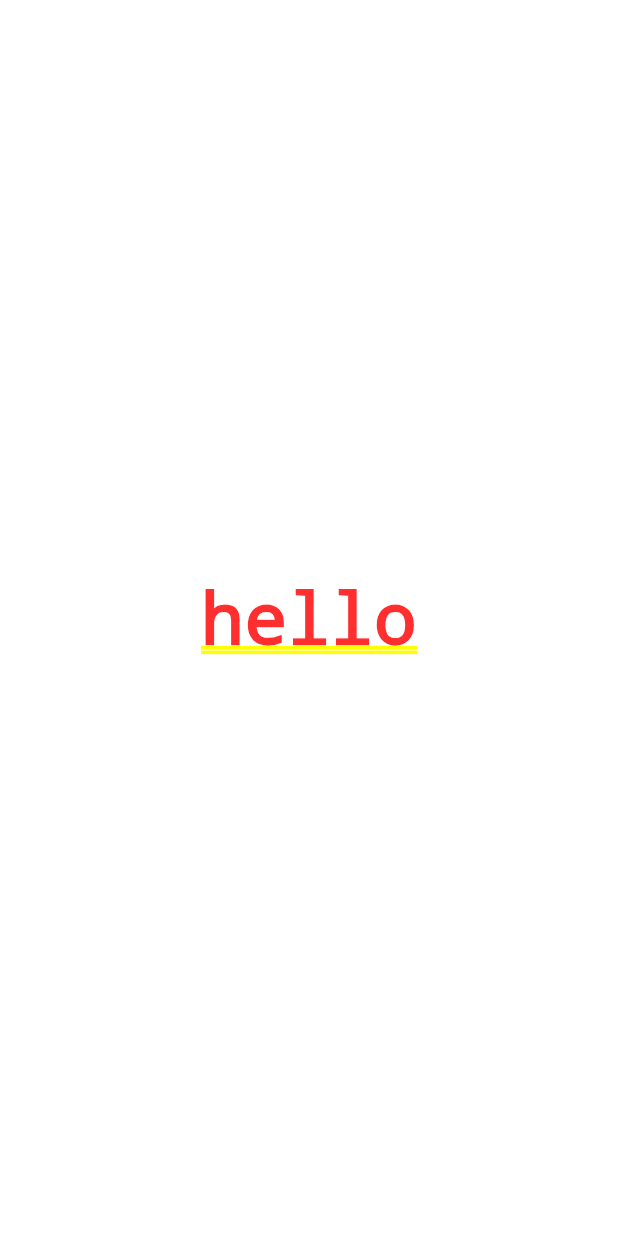
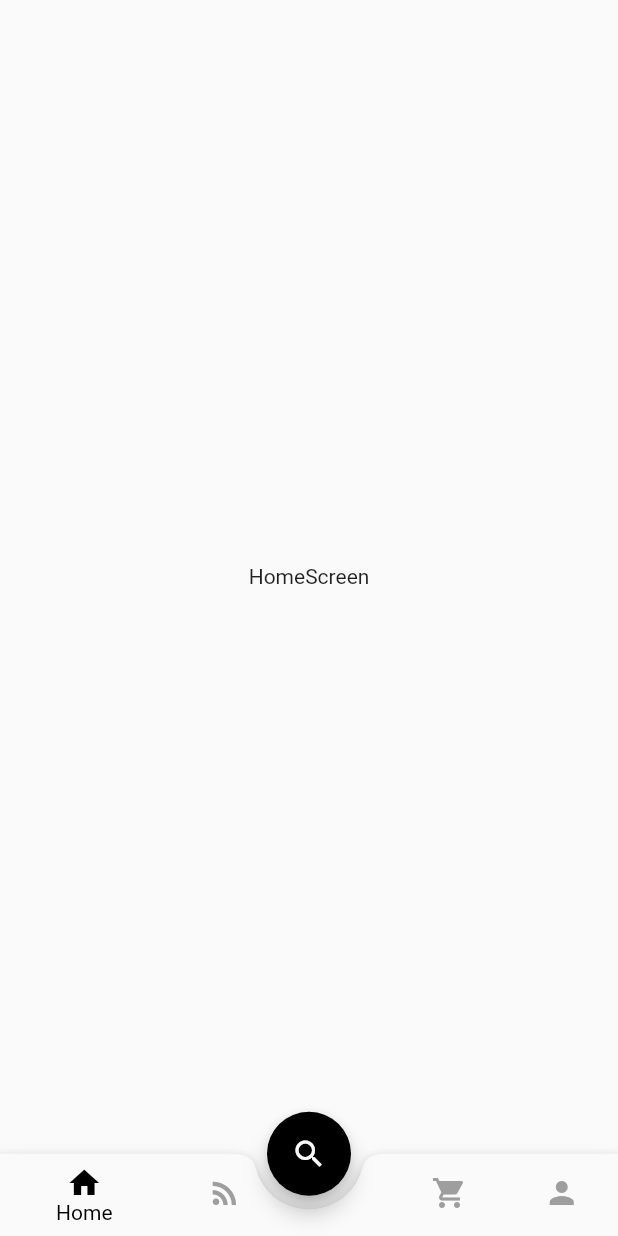
Before and after one commit to Megabyte-143/your_cart, a Flutter app: the screen it shows after launch, on a phone screen of 412 x 824 dp. Run offline on Flutter 3.47's test engine with Material 2 defaults, Android fonts, the phone set to English and light mode, and no system bars.

Commit message:
adding bottom bar

```diff
--- a/lib/main.dart
+++ b/lib/main.dart
@@ -1,4 +1,5 @@
 import 'package:flutter/material.dart';
+import 'package:your_cart/screens/bottom_bar_screen.dart';
 
 void main() {
   runApp(MyApp());
@@ -12,8 +13,9 @@ class MyApp extends StatelessWidget {
       title: 'Flutter Demo',
       theme: ThemeData(
         primarySwatch: Colors.blue,
+        visualDensity: VisualDensity.adaptivePlatformDensity,
       ),
-      home: Center(child: Text("hello")),
+      home: BottomBarScreen(),
     );
   }
 }
--- /dev/null
+++ b/lib/screens/bottom_bar_screen.dart
@@ -0,0 +1,118 @@
+import 'package:flutter/material.dart';
+
+import 'cart_screen.dart';
+import 'feeds_screen.dart';
+import 'home_screen.dart';
+import 'search_screen.dart';
+import 'user_info_screen.dart';
+
+class BottomBarScreen extends StatefulWidget {
+  const BottomBarScreen({Key? key}) : super(key: key);
+
+  @override
+  _BottomBarScreenState createState() => _BottomBarScreenState();
+}
+
+class _BottomBarScreenState extends State<BottomBarScreen> {
+  List<Map<String, dynamic>> _pages = [{}];
+  int _selectedPageIndex = 0;
+
+  @override
+  void initState() {
+    _pages = [
+      {'page': HomeScreen()},
+      {'page': FeedsScreen()},
+      {'page': SearchScreen()},
+      {'page': CartScreen()},
+      {'page': UserInfoScreen()},
+    ];
+    super.initState();
+  }
+
+  void _submitPageIndex(int pageIndex) {
+    setState(() {
+      _selectedPageIndex = pageIndex;
+    });
+  }
+
+  @override
+  Widget build(BuildContext context) {
+    return Scaffold(
+      body: _pages[_selectedPageIndex]['page'],
+      bottomNavigationBar: BottomAppBar(
+        shape: CircularNotchedRectangle(),
+        notchMargin: 1,
+        clipBehavior: Clip.antiAlias,
+        elevation: 5,
+        child: Container(
+          height: kBottomNavigationBarHeight * 0.98,
+          child: Container(
+            decoration: BoxDecoration(
+              color: Colors.white,
+              backgroundBlendMode: BlendMode.color,
+              borderRadius: BorderRadius.circular(50),
+            ),
+            child: BottomNavigationBar(
+              currentIndex: _selectedPageIndex,
+              onTap: _submitPageIndex,
+              selectedItemColor: Colors.black,
+              unselectedItemColor: Colors.grey,
+              type: BottomNavigationBarType.shifting,
+              items: [
+                BottomNavigationBarItem(
+                  icon: Icon(
+                    Icons.home,
+                  ),
+                  label: 'Home',
+                ),
+                BottomNavigationBarItem(
+                  icon: Icon(
+                    Icons.rss_feed,
+                  ),
+                  label: 'Feeds',
+                ),
+                BottomNavigationBarItem(
+                  icon: Icon(null),
+                  activeIcon: null,
+                  label: 'Search',
+                ),
+                BottomNavigationBarItem(
+                  icon: Icon(
+                    Icons.shopping_cart,
+                  ),
+                  label: 'Your Cart',
+                ),
+                BottomNavigationBarItem(
+                  icon: Icon(
+                    Icons.person,
+                  ),
+                  label: 'Your Profile',
+                ),
+              ],
+            ),
+          ),
+        ),
+      ),
+      floatingActionButtonLocation:
+          FloatingActionButtonLocation.miniCenterDocked,
+      floatingActionButton: Padding(
+        padding: const EdgeInsets.all(8.0),
+        child: FloatingActionButton(
+          hoverElevation: 10,
+          tooltip: 'Search',
+          autofocus: true,
+          splashColor: Colors.yellow,
+          hoverColor: Colors.black,
+          backgroundColor: Colors.black,
+          elevation: 5,
+          child: Icon(Icons.search),
+          onPressed: () {
+            setState(() {
+              _selectedPageIndex = 2;
+            });
+          },
+        ),
+      ),
+    );
+  }
+}
--- /dev/null
+++ b/lib/screens/home_screen.dart
@@ -0,0 +1,14 @@
+import 'package:flutter/material.dart';
+
+class HomeScreen extends StatelessWidget {
+  const HomeScreen({Key? key}) : super(key: key);
+
+  @override
+  Widget build(BuildContext context) {
+    return Scaffold(
+      body: Center(
+        child: Text("HomeScreen"),
+      ),
+    );
+  }
+}
```
Also changed, not shown: lib/screens/cart_screen.dart (added, +14 -0 lines), lib/screens/feeds_screen.dart (added, +14 -0 lines), lib/screens/search_screen.dart (added, +14 -0 lines), lib/screens/user_info_screen.dart (added, +14 -0 lines).
